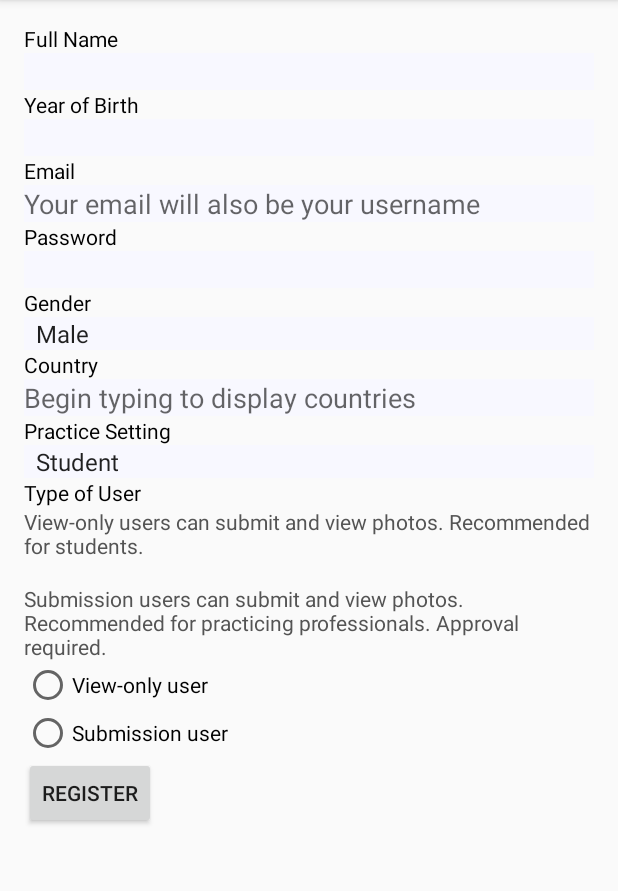
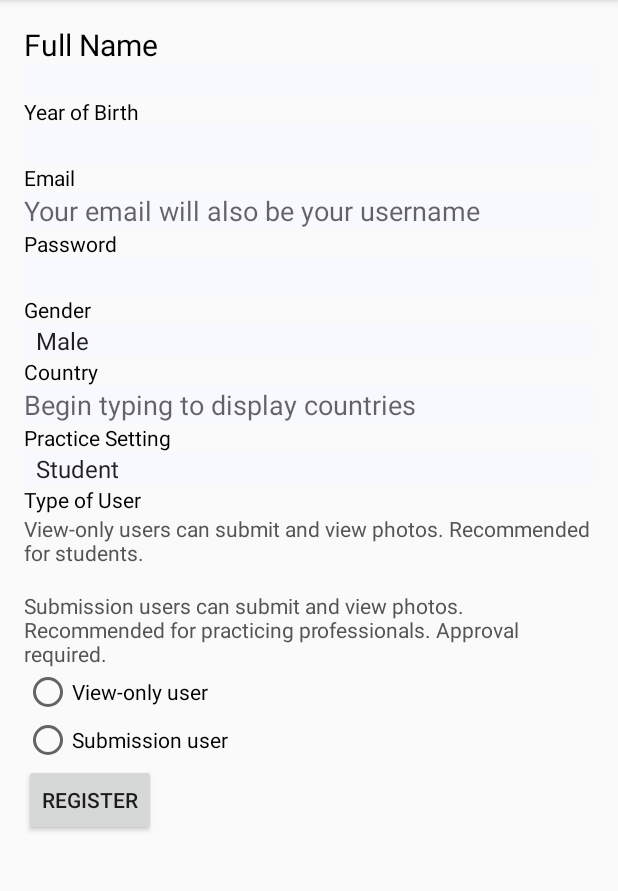
Before and after one commit to soniajili/cis350derm, an Android app: the RegistrationActivity screen opened directly, with no data from a screen before it, on a phone screen of 412 x 824 dp, the part 84-975 px from its top. Run offline under Robolectric (Android 15) with nearby library versions, the phone set to English and light mode, and no system bars.

Commit message:
Registration

```diff
--- a/Instaderm/app/src/main/res/layout/activity_registration.xml
+++ b/Instaderm/app/src/main/res/layout/activity_registration.xml
@@ -20,14 +20,14 @@
             <TextView
                 android:layout_width="match_parent"
                 android:layout_height="wrap_content"
-                android:ems="100"
+                android:textSize="20dp"
                 android:textColor="#000000"
                 android:text="Full Name"/>
             <EditText
                 android:id="@+id/name"
                 android:layout_width="match_parent"
                 android:layout_height="wrap_content"
-                android:ems="10"
+                android:textSize="15dp"
                 android:background="#F8F8FF"
                 android:inputType="textPersonName"
                 />
```
Also changed, not shown: 1 other file.
